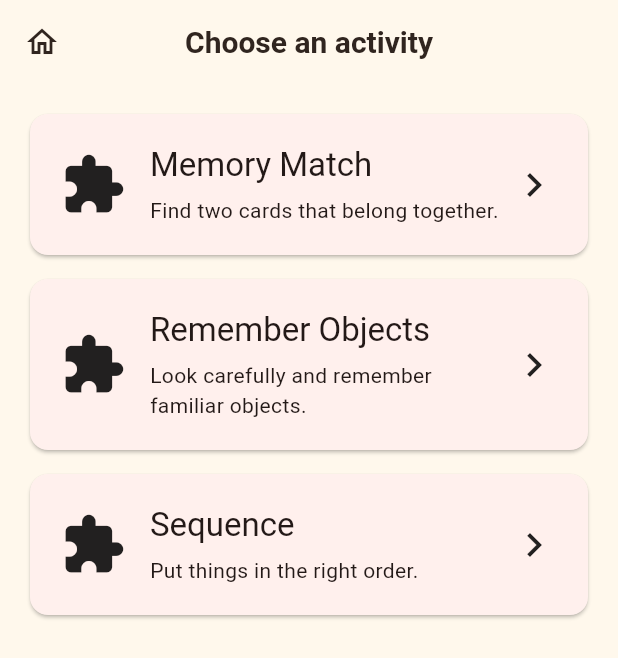
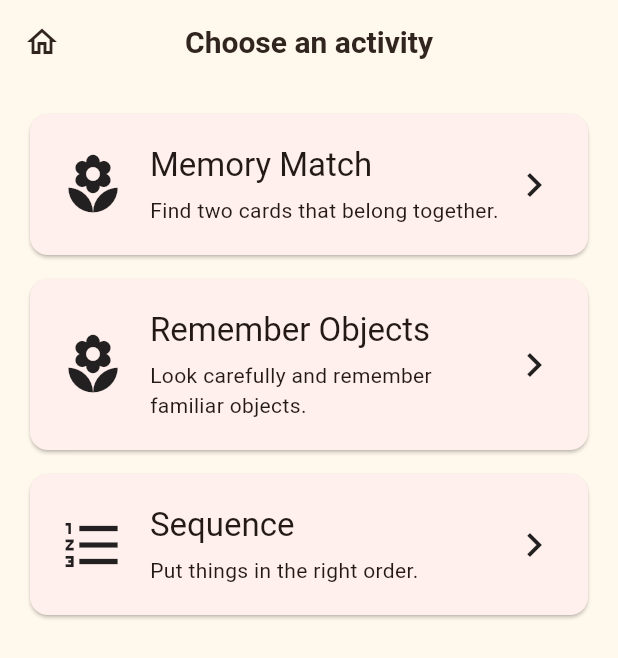
Before and after one commit to dipli2006/YaadSaathi, a Flutter app: the ElderlyHomeScreen screen opened by its route, after a tap on "Play", on a phone screen of 412 x 824 dp. Shown: the top 658 px of the screen. Run offline on Flutter 3.47's test engine with Material 3 defaults, Android fonts, the phone set to English and light mode, and no system bars.

Commit message:
Use cultural activity icons

```diff
--- a/frontend/lib/features/elderly/elderly_home_screen.dart
+++ b/frontend/lib/features/elderly/elderly_home_screen.dart
@@ -24,7 +24,7 @@ class ElderlyHomeScreen extends StatelessWidget {
                       color: AppColors.peacock,
                       borderRadius: BorderRadius.circular(18),
                     ),
-                    child: const Icon(Icons.psychology_alt, color: Colors.white, size: 32),
+                    child: const Icon(Icons.local_florist, color: Colors.white, size: 32),
                   ),
                   const SizedBox(width: 14),
                   const Column(
@@ -83,25 +83,25 @@ class ElderlyHomeScreen extends StatelessWidget {
                 physics: const NeverScrollableScrollPhysics(),
                 children: [
                   _HomeAction(
-                    icon: Icons.extension,
+                    icon: Icons.music_note,
                     label: 'Play',
                     accent: AppColors.primary,
                     onPressed: () => Navigator.pushNamed(context, AppRoutes.games),
                   ),
                   _HomeAction(
-                    icon: Icons.photo_library,
+                    icon: Icons.local_florist,
                     label: 'Memories',
                     accent: AppColors.indigo,
                     onPressed: () => Navigator.pushNamed(context, AppRoutes.memories),
                   ),
                   _HomeAction(
-                    icon: Icons.alarm,
+                    icon: Icons.wb_sunny,
                     label: 'Reminders',
                     accent: AppColors.secondary,
                     onPressed: () => Navigator.pushNamed(context, AppRoutes.reminders),
                   ),
                   _HomeAction(
-                    icon: Icons.chat_bubble,
+                    icon: Icons.record_voice_over,
                     label: 'Talk',
                     accent: AppColors.peacock,
                     onPressed: () => Navigator.pushNamed(context, AppRoutes.talk),
--- a/frontend/lib/features/games/game_selection_screen.dart
+++ b/frontend/lib/features/games/game_selection_screen.dart
@@ -52,7 +52,7 @@ class _GameCard extends StatelessWidget {
           padding: const EdgeInsets.all(20),
           child: Row(
             children: [
-              const Icon(Icons.extension, size: 44),
+              Icon(_gameIcon(game.category), size: 44),
               const SizedBox(width: 16),
               Expanded(
                 child: Column(
@@ -126,4 +126,15 @@ class _GameCard extends StatelessWidget {
       ),
     );
   }
+
+  IconData _gameIcon(GameCategory category) {
+    switch (category) {
+      case GameCategory.memory:
+        return Icons.local_florist;
+      case GameCategory.sequence:
+        return Icons.format_list_numbered;
+      case GameCategory.association:
+        return Icons.link;
+    }
+  }
 }
--- a/frontend/lib/features/splash/splash_screen.dart
+++ b/frontend/lib/features/splash/splash_screen.dart
@@ -63,7 +63,7 @@ class _SplashScreenState extends State<SplashScreen> {
                   ),
                 ],
               ),
-              child: const Icon(Icons.psychology_alt, size: 72, color: Colors.white),
+              child: const Icon(Icons.local_florist, size: 72, color: Colors.white),
             ),
 
             const SizedBox(height: 25),
```
